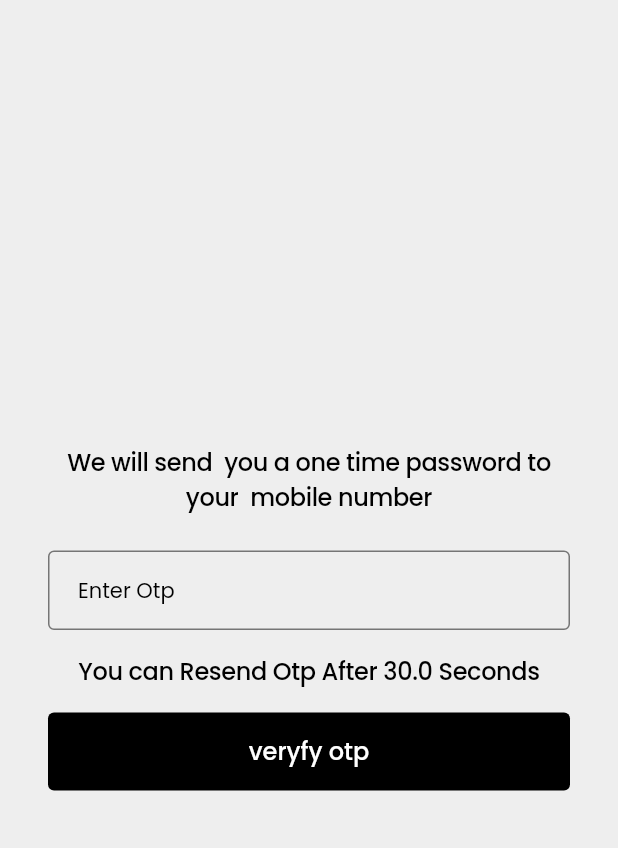
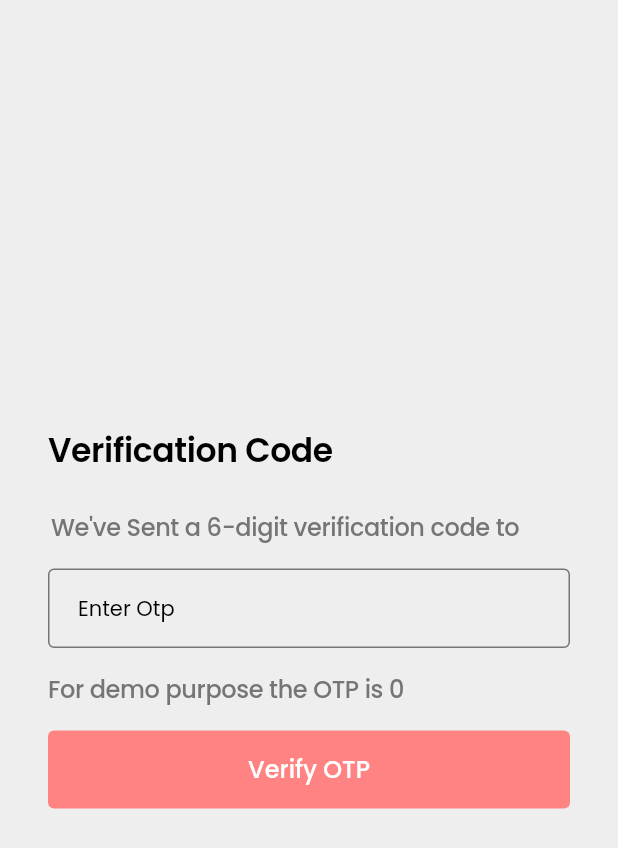
Before and after one commit to vishu-2023/expense_split, a Flutter app: the OtpPopupView widget shown alone on an empty page, opened directly, on a phone screen of 412 x 824 dp. Shown: the top 848 px of the screen. Run offline on Flutter 3.47's test engine with Material 3 defaults, Android fonts, the phone set to English and light mode, and no system bars; our stand-ins replace dio, flutter_svg, freezed_annotation, get, persistent_bottom_nav_bar, shared_preferences; accounts and stored records are empty; project files that could hold a hidden picture were left out.

Commit message:
feat : change  login view ui

```diff
--- a/lib/designs/screens/startup/login_controller.dart
+++ b/lib/designs/screens/startup/login_controller.dart
@@ -2,22 +2,20 @@ import 'package:flutter/widgets.dart';
 import 'package:get/get.dart';
 import 'package:split_expense/core/repositories/auth_repositories.dart';
 import 'package:split_expense/core/routes/app_pages.dart';
-import 'package:split_expense/utils/app_extension.dart';
 
 class LoginController extends GetxController {
   final _authRepositories = Get.find<AuthRepositories>();
   TextEditingController phoneNumberController = TextEditingController();
   TextEditingController otpController = TextEditingController();
   RxBool isSending = false.obs;
+  RxInt otp = 0.obs;
   RxBool isVerifying = false.obs;
   GlobalKey<FormState> phoneNumberKey = GlobalKey<FormState>();
 
   Future<void> sendOtp() async {
     isSending.value = true;
-    final response = await _authRepositories.sendOtp(phoneNumber: phoneNumberController.text);
+    otp.value = await _authRepositories.sendOtp(phoneNumber: phoneNumberController.text) ?? 0;
     isSending.value = false;
-    response.toString().successSnackbar();
-    return;
   }
 
   Future<void> verifyOtp() async {
--- a/lib/designs/screens/startup/login_view.dart
+++ b/lib/designs/screens/startup/login_view.dart
@@ -1,8 +1,8 @@
 import 'package:flutter/material.dart';
+import 'package:flutter_svg/flutter_svg.dart';
 import 'package:get/get.dart';
 import 'package:split_expense/designs/components/app_button.dart';
 import 'package:split_expense/designs/components/app_textfield.dart';
-import 'package:split_expense/designs/components/select_images.dart';
 import 'package:split_expense/designs/screens/startup/login_controller.dart';
 import 'package:split_expense/utils/app_assets.dart';
 import 'package:split_expense/utils/app_colors.dart';
@@ -16,26 +16,34 @@ class LoginView extends StatelessWidget {
   Widget build(BuildContext context) {
     return GetBuilder<LoginController>(builder: (controller) {
       return Scaffold(
-        body: SingleChildScrollView(
-          child: Form(
+        body: Form(
             key: controller.phoneNumberKey,
+            child: Stack(children: [
+              SvgPicture.asset(
+                AppIcons.bg,
+                fit: BoxFit.cover,
+              ),
+              Positioned(
+                left: 16,
+                right: 16,
+                bottom: MediaQuery.of(context).viewInsets.bottom + 24,
                 child: Column(
+                  crossAxisAlignment: CrossAxisAlignment.start,
                   children: [
-                  SizedBox(
-                    height: context.topPadding + 30,
-                  ),
-                  selectIcon(AppIcons.userBoy, width: 50),
-                  SizedBox(height: 16),
-                  AppTextfield(
+                    Text("Sign In", style: TextThemeX().text24.regular),
+                    SizedBox(height: 4),
+                    Container(width: 55, color: primary, height: 2),
+                    SizedBox(height: 120),
+                    TextFormField(
                       keyboardType: TextInputType.phone,
-                    hintText: "Enter 10 Digit Phone Number",
+                      decoration: InputDecoration(hintText: "Enter Your Phone Number"),
                       controller: controller.phoneNumberController,
                     ),
                     SizedBox(height: 14),
                     Obx(() => AppButton(
-                        label: "Get Otp",
+                          label: "Get OTP",
                           width: double.infinity,
-                        backgroundColor: black,
+                          backgroundColor: primary,
                           labelColor: white,
                           isLoading: controller.isSending.value,
                           onPressed: () async {
@@ -44,8 +52,9 @@ class LoginView extends StatelessWidget {
                           },
                         ))
                   ],
-              ).paddingSymmetric(horizontal: 16)),
+                ).paddingSymmetric(horizontal: 16),
               ),
+            ])),
       );
     });
   }
@@ -55,7 +64,6 @@ class OtpPopupView extends StatelessWidget {
   const OtpPopupView({super.key});
   @override
   Widget build(BuildContext context) {
-    RxDouble timer = 30.00.obs;
     return GetBuilder<LoginController>(builder: (controller) {
       return WillPopScope(
         onWillPop: () async {
@@ -67,35 +75,39 @@ class OtpPopupView extends StatelessWidget {
           borderRadius: BorderRadius.circular(8),
           color: surface,
           child: Column(
-            mainAxisAlignment: MainAxisAlignment.center,
+            crossAxisAlignment: CrossAxisAlignment.start,
             mainAxisSize: MainAxisSize.min,
             children: [
               Text(
-                "We will send  you a one time password to  your  mobile number",
+                "Verification Code",
                 textAlign: TextAlign.center,
-                style: TextThemeX().text16.medium,
+                style: TextThemeX().text24.semiBold.copyWith(fontSize: 22),
               ),
               SizedBox(height: 24),
+              Text(
+                "We've Sent a 6-digit verification code to ${controller.phoneNumberController.text}",
+                textAlign: TextAlign.center,
+                style: TextThemeX().text16.medium.copyWith(color: iconColor),
+              ),
+              SizedBox(height: 16),
               AppTextfield(
                 labelText: "Enter Otp",
                 controller: controller.otpController,
                 keyboardType: TextInputType.phone,
               ),
-              SizedBox(
-                height: 16,
+              SizedBox(height: 16),
+              Text(
+                "For demo purpose the OTP is ${controller.otp}",
+                textAlign: TextAlign.center,
+                style: TextThemeX().text16.medium.copyWith(color: iconColor),
               ),
-              Obx(() => Text(
-                    "You can Resend Otp After $timer Seconds",
-                    textAlign: TextAlign.center,
-                    style: TextThemeX().text16.medium,
-                  )),
               SizedBox(
                 height: 16,
               ),
               Obx(() => AppButton(
-                    backgroundColor: black,
+                    backgroundColor: primary,
                     width: double.infinity,
-                    label: "veryfy otp",
+                    label: "Verify OTP",
                     isLoading: controller.isVerifying.value,
                     labelColor: white,
                     onPressed: () => controller.verifyOtp(),
--- a/lib/utils/app_assets.dart
+++ b/lib/utils/app_assets.dart
@@ -24,4 +24,5 @@ class AppIcons {
   static const String splitBill = '$iconPath/splitbill.svg';
   static const String transfer = '$iconPath/transfer.svg';
   static const String call = '$iconPath/call.svg';
+  static const String bg = '$iconPath/bg.svg';
 }
--- a/lib/utils/app_colors.dart
+++ b/lib/utils/app_colors.dart
@@ -6,6 +6,7 @@ Color surface = Colors.grey.shade200;
 Color iconColor = Colors.grey.shade600;
 Color strokeColor = Colors.grey.shade400;
 Color errorColor = Colors.redAccent.shade100;
+Color primary = Color(0xffFF8383);
 
 // app light colors
 Color softOrange = Colors.orange;
--- a/pubspec.yaml
+++ b/pubspec.yaml
@@ -72,7 +72,7 @@ flutter:
   # To add assets to your application, add an assets section, like this:
   assets:
     - assets/icons/app_icons/
-    - assets/images/
+    # - assets/images/
     - assets/icons/navbar_icons/
 
   # An image asset can refer to one or more resolution-specific "variants", see
```
Also changed, not shown: assets/icons/app_icons/bg.svg (added). Lines whose indentation alone changed are shown as unchanged.
